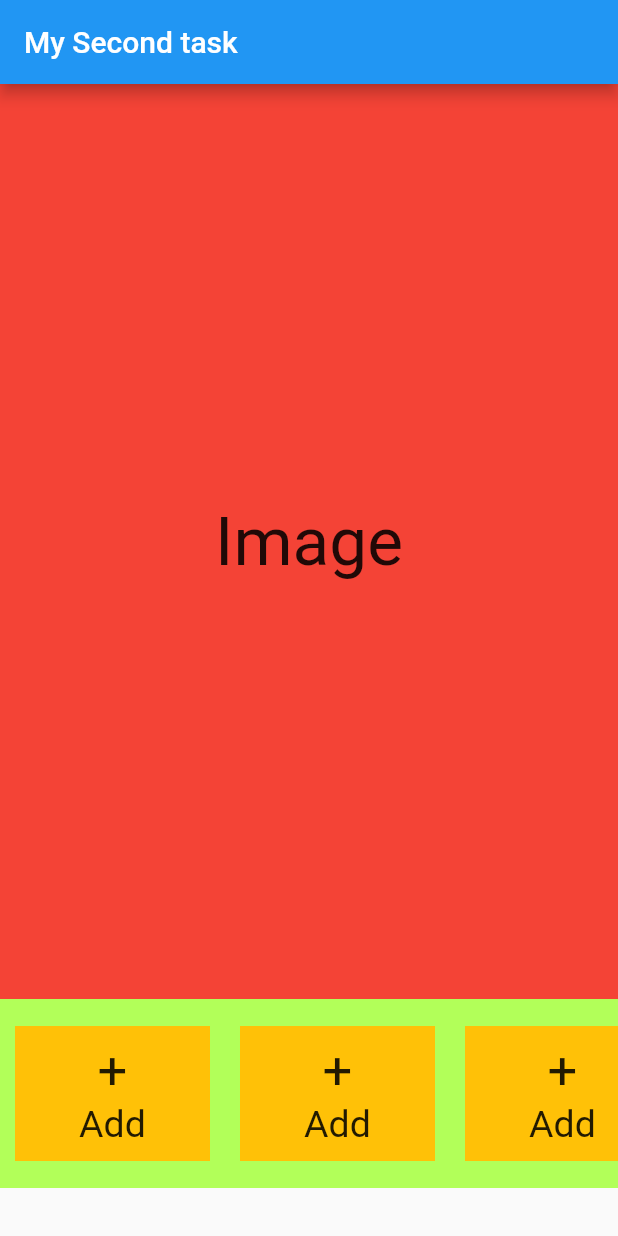
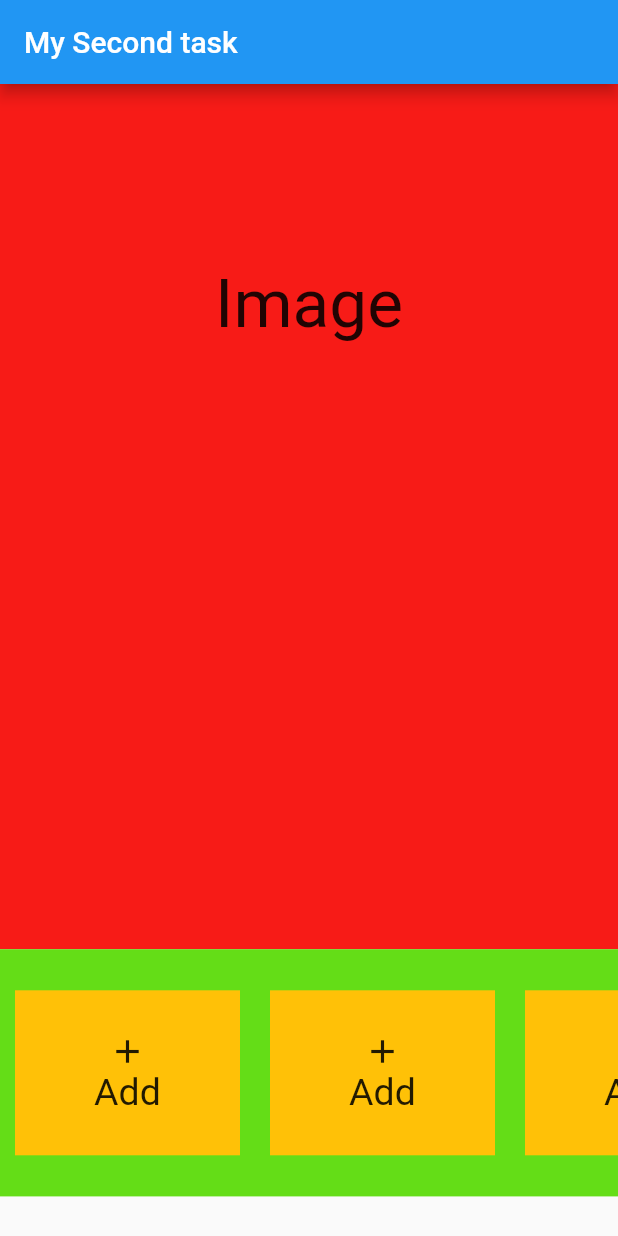
Before and after one commit to AliNurs/flutter_learn, a Flutter app: the screen it shows after launch, on a phone screen of 412 x 824 dp. Run offline on Flutter 3.47's test engine with Material 2 defaults, Android fonts, the phone set to English and light mode, and no system bars; Roboto replaces fonts that are missing (boorsok).

Commit message:
i have finished, can you checked

```diff
--- a/lib/main.dart
+++ b/lib/main.dart
@@ -8,7 +8,8 @@ class MyApp extends StatelessWidget {
   Widget build(BuildContext context) {
     return MaterialApp(
       debugShowCheckedModeBanner: false,
-      home: Scaffold(
+      home: Builder(builder: (context) {
+        return Scaffold(
           appBar: AppBar(
             title: Text("My Second task"),
           ),
@@ -17,39 +18,41 @@ class MyApp extends StatelessWidget {
           body: Column(
             children: [
               Container(
-              height: 610,
-              color: Colors.red,
-              child: const Center(
+                height: MediaQuery.of(context).size.height * 0.7,
+                //        width: MediaQuery.of(context).size.width * 10,
+                color: Color.fromARGB(255, 247, 27, 23),
+//
+                child: const Padding(
+                  padding: EdgeInsets.symmetric(
+                    vertical: 120,
+                  ),
+//
+                  child: Align(
+                    alignment: Alignment.topCenter,
                     child: Text(
                       "Image",
                       style: TextStyle(fontFamily: 'boorsok', fontSize: 45),
                     ),
                   ),
                 ),
+              ),
               Container(
-              color: Colors.lightGreenAccent,
-              height: 126,
-              child: ListView(
+                height: MediaQuery.of(context).size.height * 0.2,
+                //   alignment: Alignment.bottomCenter,
+                color: Colors.lightGreenAccent.shade700,
+                child: ListView.builder(
+                  // shrinkWrap: true,
+                  itemCount: 10,
                   scrollDirection: Axis.horizontal,
-                children: const [
-                  RepeatScrolList(),
-                  RepeatScrolList(),
-                  RepeatScrolList(),
-                  RepeatScrolList(),
-                  RepeatScrolList(),
-                  RepeatScrolList(),
-                  RepeatScrolList(),
-                  RepeatScrolList(),
-                  RepeatScrolList(),
-                  RepeatScrolList(),
-                ],
+                  itemBuilder: ((context, index) {
+                    return const RepeatScrolList();
+                  }),
                 ),
               )
             ],
           ),
-      ),
-
-      //  ),
+        );
+      }),
     );
   }
 }
@@ -61,16 +64,16 @@ class RepeatScrolList extends StatelessWidget {
   Widget build(BuildContext context) {
     return Center(
       child: Container(
-        height: 90,
-        width: 130,
+        height: 110,
+        width: 150,
         margin: EdgeInsets.only(left: 10, right: 10),
         color: Colors.amber,
         child: Column(
           mainAxisAlignment: MainAxisAlignment.center,
           children: const [
-            Text(
-              "+",
-              style: TextStyle(fontSize: 35),
+            Icon(
+              Icons.add,
+              size: 26,
             ),
             Text(
               "Add",
```
Lines whose indentation alone changed are shown as unchanged.
